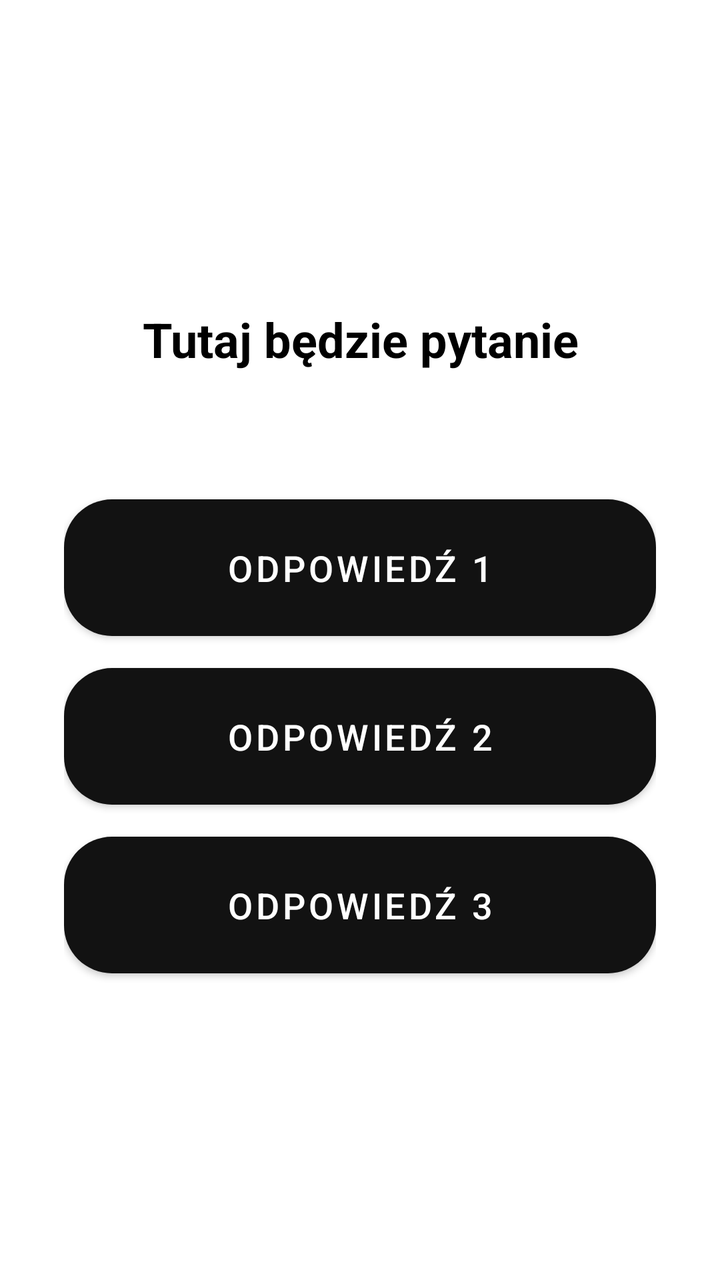
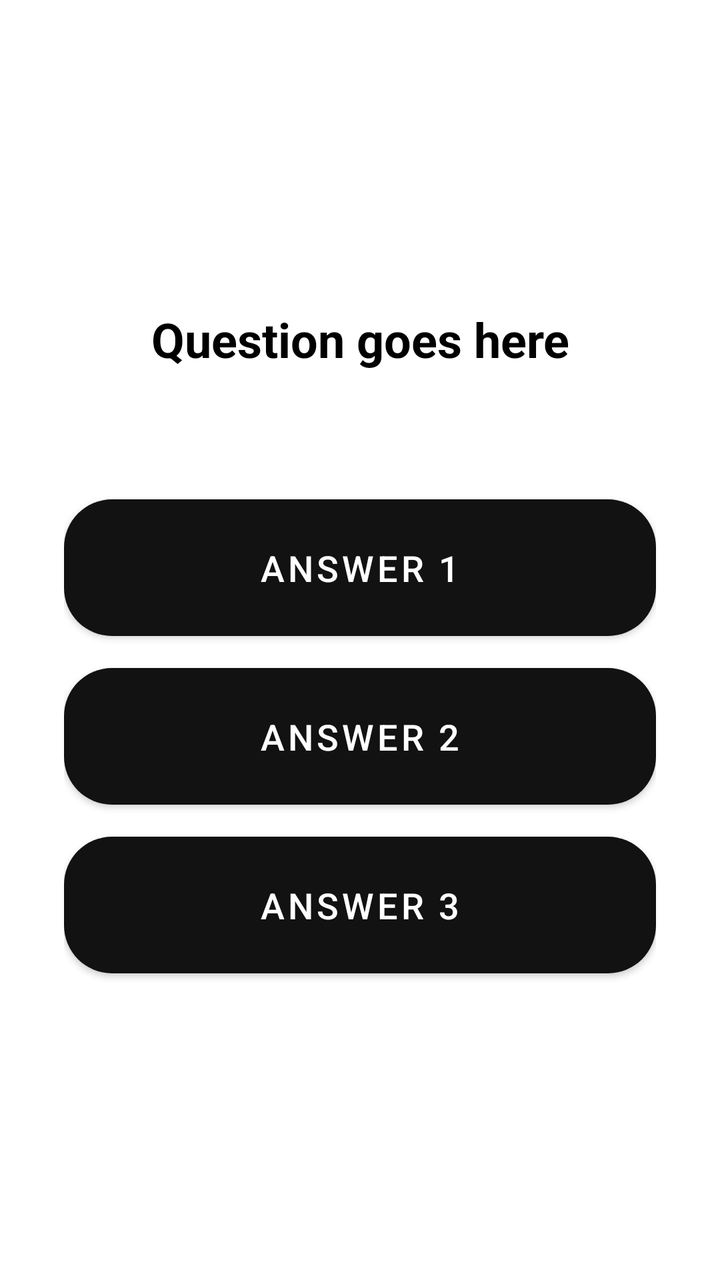

Two renders of the same Android screen: before a commit and after it. Below are the layout's source before the change and the commit's diff.
<!-- AndroidManifest.xml: application theme Theme.F1Info -->
<!-- res/layout/activity_quiz.xml -->
<?xml version="1.0" encoding="utf-8"?>
<LinearLayout xmlns:android="http://schemas.android.com/apk/res/android"
    xmlns:tools="http://schemas.android.com/tools"
    android:id="@+id/quizLayout"
    android:layout_width="match_parent"
    android:layout_height="match_parent"
    android:background="@color/background_primary"
    android:orientation="vertical"
    android:padding="32dp"
    android:gravity="center">

    <TextView
        android:id="@+id/tvQuestion"
        android:layout_width="match_parent"
        android:layout_height="wrap_content"
        android:text="Tutaj będzie pytanie"
        android:textSize="24sp"
        android:textColor="@color/text_primary"
        android:textStyle="bold"
        android:gravity="center"
        android:layout_marginBottom="48dp"
        tools:ignore="HardcodedText" />

    <Button
        android:id="@+id/btnAnswer1"
        android:layout_width="match_parent"
        android:layout_height="wrap_content"
        android:text="Odpowiedź 1"
        android:textColor="@android:color/white"
        android:background="@drawable/rounded_button"
        android:layout_marginTop="16dp"
        android:padding="16dp"
        android:textSize="18sp"
        android:elevation="6dp"
        tools:ignore="HardcodedText" />

    <Button
        android:id="@+id/btnAnswer2"
        android:layout_width="match_parent"
        android:layout_height="wrap_content"
        android:text="Odpowiedź 2"
        android:textColor="@android:color/white"
        android:background="@drawable/rounded_button"
        android:layout_marginTop="16dp"
        android:padding="16dp"
        android:textSize="18sp"
        android:elevation="6dp"
        tools:ignore="HardcodedText" />

    <Button
        android:id="@+id/btnAnswer3"
        android:layout_width="match_parent"
        android:layout_height="wrap_content"
        android:text="Odpowiedź 3"
        android:textColor="@android:color/white"
        android:background="@drawable/rounded_button"
        android:layout_marginTop="16dp"
        android:padding="16dp"
        android:textSize="18sp"
        android:elevation="6dp"
        tools:ignore="HardcodedText" />

    <TextView
        android:id="@+id/tvQuizResult"
        android:layout_width="wrap_content"
        android:layout_height="wrap_content"
        android:text="Twój wynik: 0/0"
        android:textSize="20sp"
        android:textStyle="bold"
        android:textColor="@color/text_primary"
        android:layout_marginTop="32dp"
        android:visibility="gone"
        tools:ignore="HardcodedText" />

    <Button
        android:id="@+id/btnRetryQuiz"
        android:layout_width="wrap_content"
        android:layout_height="wrap_content"
        android:text="Spróbuj ponownie"
        android:textColor="@android:color/white"
        android:background="@drawable/rounded_button"
        android:layout_marginTop="16dp"
        android:visibility="gone"
        tools:ignore="HardcodedText" />
</LinearLayout>
<!-- resources referenced by this layout -->
<resources>
  <color name="background_primary">#FFFFFF</color>
  <color name="text_primary">#000000</color>
  <!-- drawable rounded_button (drawable) -->
  <shape xmlns:android="http://schemas.android.com/apk/res/android">
      <solid android:color="@color/btn_accent"/>
      <corners android:radius="24dp"/>
      <padding
          android:left="16dp"
          android:right="16dp"
          android:top="12dp"
          android:bottom="12dp" />
  </shape>
  <style name="Theme.F1Info" parent="Theme.MaterialComponents.DayNight.NoActionBar">
          
          <item name="colorPrimary">@color/default_primary</item>
          <item name="colorPrimaryVariant">@color/default_primary</item>
          <item name="colorOnPrimary">@android:color/white</item>
  
          
          <item name="colorSecondary">@color/default_primary</item>
          <item name="colorSecondaryVariant">@color/default_primary</item>
          <item name="colorOnSecondary">@android:color/white</item>
  
          
          <item name="android:statusBarColor">?attr/colorPrimaryVariant</item>
      </style>
  <color name="btn_accent">#1E88E5</color>
  <color name="default_primary">#121212</color>
</resources>

<!-- the commit's change to res/layout/activity_quiz.xml (unified diff, before → after) -->
@@ -13,7 +13,7 @@
         android:id="@+id/tvQuestion"
         android:layout_width="match_parent"
         android:layout_height="wrap_content"
-        android:text="Tutaj będzie pytanie"
+        android:text="Question goes here"
         android:textSize="24sp"
         android:textColor="@color/text_primary"
         android:textStyle="bold"
@@ -25,7 +25,7 @@
         android:id="@+id/btnAnswer1"
         android:layout_width="match_parent"
         android:layout_height="wrap_content"
-        android:text="Odpowiedź 1"
+        android:text="Answer 1"
         android:textColor="@android:color/white"
         android:background="@drawable/rounded_button"
         android:layout_marginTop="16dp"
@@ -38,7 +38,7 @@
         android:id="@+id/btnAnswer2"
         android:layout_width="match_parent"
         android:layout_height="wrap_content"
-        android:text="Odpowiedź 2"
+        android:text="Answer 2"
         android:textColor="@android:color/white"
         android:background="@drawable/rounded_button"
         android:layout_marginTop="16dp"
@@ -51,7 +51,7 @@
         android:id="@+id/btnAnswer3"
         android:layout_width="match_parent"
         android:layout_height="wrap_content"
-        android:text="Odpowiedź 3"
+        android:text="Answer 3"
         android:textColor="@android:color/white"
         android:background="@drawable/rounded_button"
         android:layout_marginTop="16dp"
@@ -64,7 +64,7 @@
         android:id="@+id/tvQuizResult"
         android:layout_width="wrap_content"
         android:layout_height="wrap_content"
-        android:text="Twój wynik: 0/0"
+        android:text="Your score: 0/0"
         android:textSize="20sp"
         android:textStyle="bold"
         android:textColor="@color/text_primary"
@@ -76,7 +76,7 @@
         android:id="@+id/btnRetryQuiz"
         android:layout_width="wrap_content"
         android:layout_height="wrap_content"
-        android:text="Spróbuj ponownie"
+        android:text="Try again"
         android:textColor="@android:color/white"
         android:background="@drawable/rounded_button"
         android:layout_marginTop="16dp"
